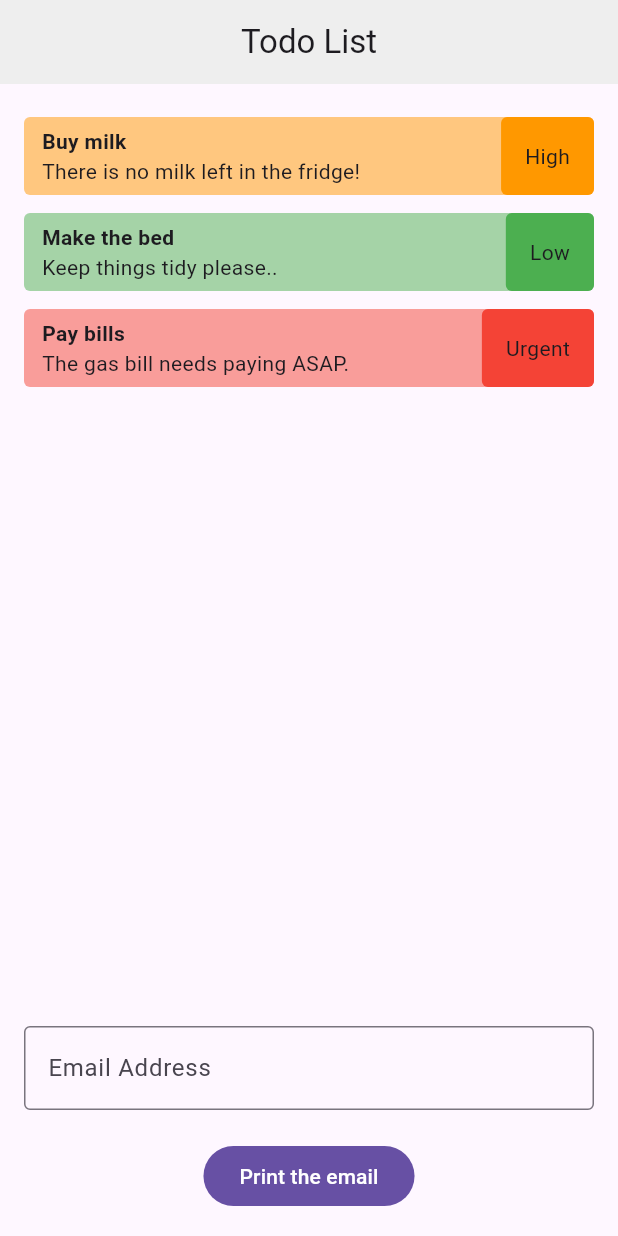
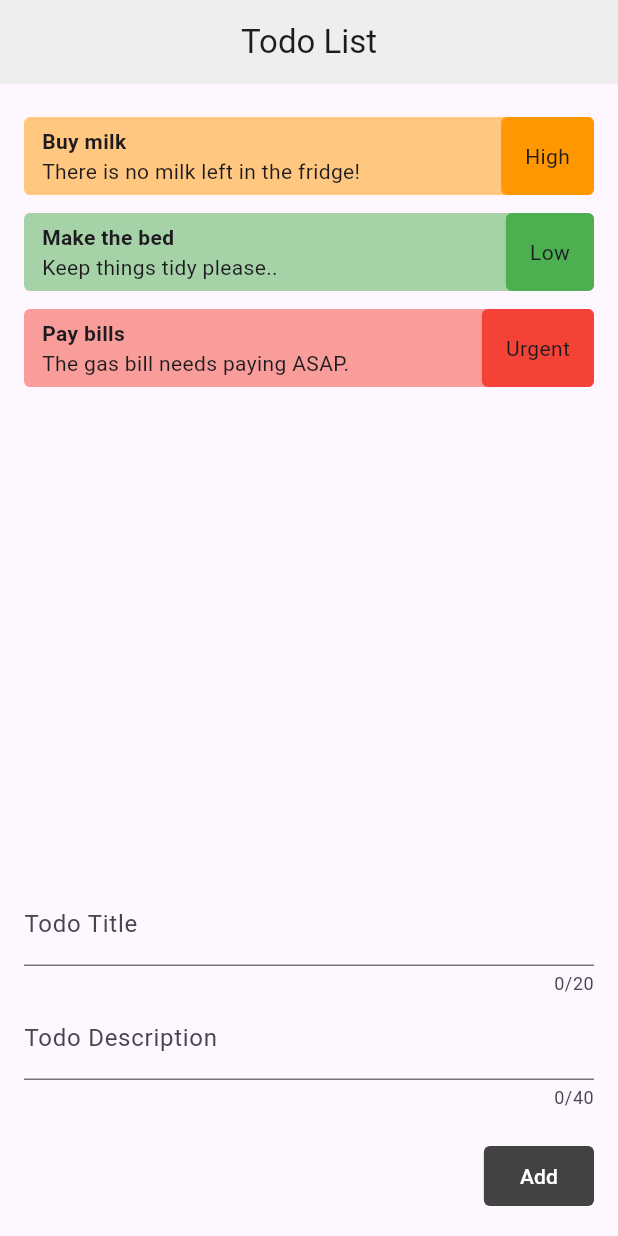
Before and after one commit to mzahalan/FlutterMasterClass, a Flutter app: the screen it shows after launch, on a phone screen of 412 x 824 dp. Run offline on Flutter 3.47's test engine with Material 3 defaults, Android fonts, the phone set to English and light mode, and no system bars; our stand-ins replace cloud_firestore, firebase_core, google_fonts; accounts and stored records are empty.

Commit message:
Bonus: Forms in Flutter - TextFormFields
Switched to using TextFormFields which have built in validators we can call when the user presses the add button.

```diff
--- a/flutter-forms-tutorial-starter-project/lib/home.dart
+++ b/flutter-forms-tutorial-starter-project/lib/home.dart
@@ -10,7 +10,7 @@ class Home extends StatefulWidget {
 }
 
 class _HomeState extends State<Home> {
-  final TextEditingController _emailController = TextEditingController();
+  final _formGlobalKey = GlobalKey<FormState>();
 
   final List<Todo> todos = [
     const Todo(
@@ -45,19 +45,51 @@ class _HomeState extends State<Home> {
             Expanded(child: TodoList(todos: todos)),
 
             // form stuff below here
-            TextField(
-              controller: _emailController,
-              decoration: const InputDecoration(
-                border: OutlineInputBorder(),
-                label: Text('Email Address'),
-              ),
-              keyboardType: TextInputType.emailAddress,
+            Form(
+              key: _formGlobalKey,
+              child: Column(
+              crossAxisAlignment: CrossAxisAlignment.end,
+              children: [
+
+                //todo  title
+                TextFormField(
+                  maxLength: 20,
+                  decoration: const InputDecoration(label: Text('Todo Title')),
+                  validator: (value) {
+                    if(value == null || value.isEmpty) {
+                      return 'You must enter a value for the title.';
+                    }
+                    return null;
+                  },
+                ),
+                //todo description
+                TextFormField(
+                  maxLength: 40,
+                  decoration: const InputDecoration(label: Text('Todo Description')),
+                  validator: (value) {
+                    if(value == null || value.length < 5) {
+                      return 'Descirption must be at least 5 characters long';
+                    }
+                    return null;
+                  },
+                ),
+
+                //todo priority
+
+                //todo submit
+                const SizedBox(height: 20),
+                FilledButton(
+                  style: FilledButton.styleFrom(
+                    backgroundColor: Colors.grey[800],
+                    shape: RoundedRectangleBorder(borderRadius: BorderRadius.circular(4))
+                  ),
+                  onPressed: () {
+                    _formGlobalKey.currentState!.validate();
+                  },
+                  child: const Text('Add'))
+              ],
             ),
-
-            const SizedBox(height: 20,),
-            FilledButton(onPressed: () {
-              print(_emailController.text.trim());
-            }, child: const Text('Print the email')),
+          ),
 
           ],
         ),
```
